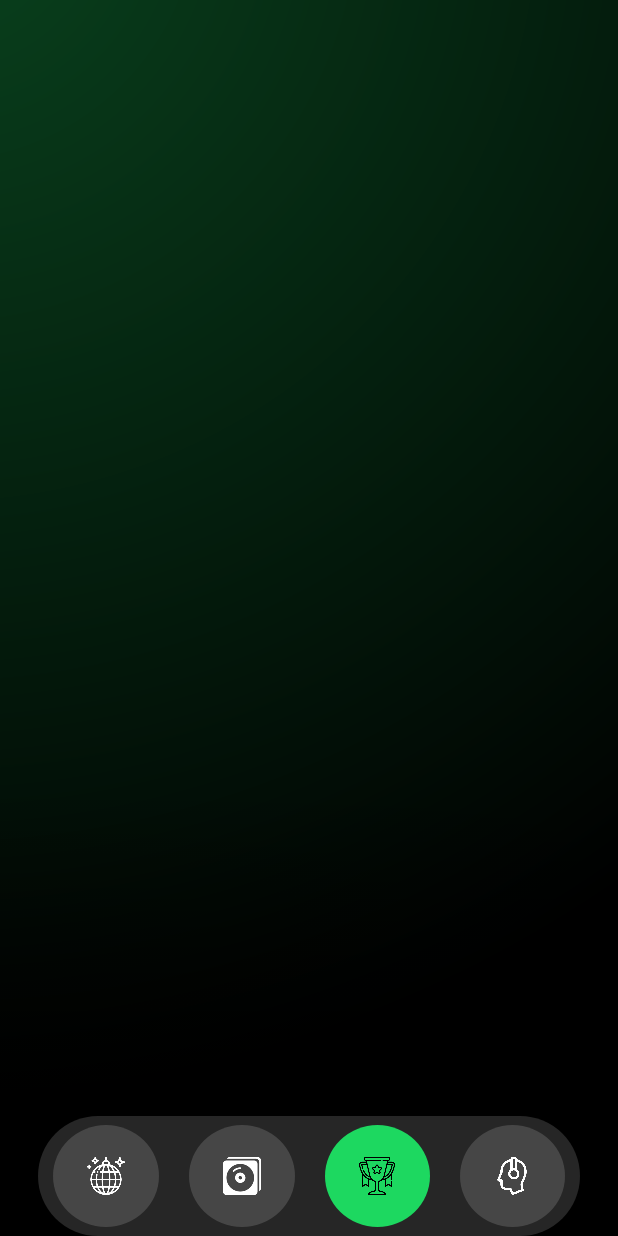
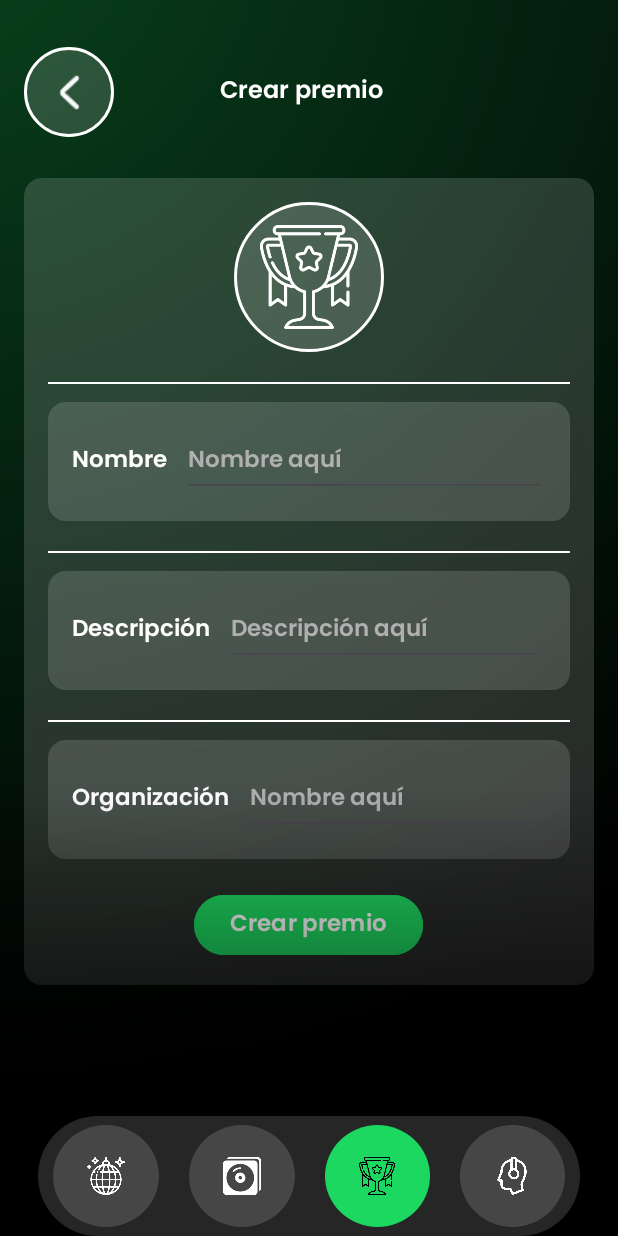
Before and after one commit to privera2505/TSDC_MOVIL_OOEP, an Android app: the screen it shows after launch (MainActivity), item 3 of the bottom bar chosen, on a phone screen of 412 x 824 dp. Run offline under Robolectric (Android 15) with nearby library versions, the phone set to English and light mode, and no system bars; our stand-ins replace Dagger/Hilt's generated code, navigation-ui; network calls fail.

Commit message:
Se añade EditText para añadir texto en el fragmento.

```diff
--- a/app/src/main/java/com/vinilo/ui/awards/AwardsFragment.kt
+++ b/app/src/main/java/com/vinilo/ui/awards/AwardsFragment.kt
@@ -1,6 +1,19 @@
 package com.vinilo.ui.awards
 
+import android.os.Bundle
+import android.view.LayoutInflater
+import android.view.View
+import android.view.ViewGroup
 import androidx.fragment.app.Fragment
+import com.vinilo.view.R
+
 
 class AwardsFragment: Fragment()  {
+    override fun onCreateView(
+        inflater: LayoutInflater,
+        container: ViewGroup?,
+        savedInstanceState: Bundle?
+    ): View? {
+        return inflater.inflate(R.layout.fragment_prize_create, container, false)
+    }
 }
--- a/app/src/main/res/layout/fragment_prize_create.xml
+++ b/app/src/main/res/layout/fragment_prize_create.xml
@@ -99,11 +99,24 @@
                         android:id="@+id/newPrizeName"
                         android:layout_width="wrap_content"
                         android:layout_height="match_parent"
+                        android:gravity="center"
                         android:text="Nombre"
                         android:textSize="15dp"
                         android:fontFamily="@font/poppins_semibold"
                         android:textColor="@color/white"/>
                         />
+
+                    <EditText
+                        android:id="@+id/inputPrizeName"
+                        android:layout_width="match_parent"
+                        android:layout_height="match_parent"
+                        android:layout_marginStart="10dp"
+                        android:hint="Nombre aquí"
+                        android:textSize="15dp"
+                        android:fontFamily="@font/poppins_semibold"
+                        android:textColorHint="#B0B0B0"
+                        android:textColor="@color/white"
+                        android:maxLength="25"/>
 
 
                 </LinearLayout>
@@ -130,11 +143,29 @@
                         android:id="@+id/newPrizeDescription"
                         android:layout_width="wrap_content"
                         android:layout_height="match_parent"
+                        android:gravity="center"
                         android:text="Descripción"
                         android:textSize="15dp"
                         android:fontFamily="@font/poppins_semibold"
                         android:textColor="@color/white"/>
-                    />
+
+                    <EditText
+                        android:id="@+id/inputPrizeDescription"
+                        android:layout_height="match_parent"
+                        android:layout_width="match_parent"
+                        android:layout_marginStart="10dp"
+                        android:hint="Descripción aquí"
+                        android:textSize="15dp"
+                        android:inputType="textMultiLine"
+                        android:maxLines="2"
+                        android:maxLength="80"
+                        android:scrollbars="vertical"
+                        android:overScrollMode="always"
+                        android:scrollHorizontally="false"
+                        android:fontFamily="@font/poppins_semibold"
+                        android:textColorHint="#B0B0B0"
+                        android:textColor="@color/white"
+                        />
 
                 </LinearLayout>
 
@@ -160,10 +191,24 @@
                         android:id="@+id/newPrizeOrganization"
                         android:layout_width="wrap_content"
                         android:layout_height="match_parent"
+                        android:gravity="center"
                         android:text="Organización"
                         android:textSize="15dp"
                         android:fontFamily="@font/poppins_semibold"
                         android:textColor="@color/white"/>
+
+                    <EditText
+                        android:id="@+id/inputPrizeOrganization"
+                        android:layout_width="match_parent"
+                        android:layout_height="match_parent"
+                        android:layout_marginStart="10dp"
+                        android:hint="Nombre aquí"
+                        android:textSize="15dp"
+                        android:fontFamily="@font/poppins_semibold"
+                        android:textColorHint="#B0B0B0"
+                        android:textColor="@color/white"
+                        android:maxLength="25"/>
+
                     />
 
                 </LinearLayout>
```
